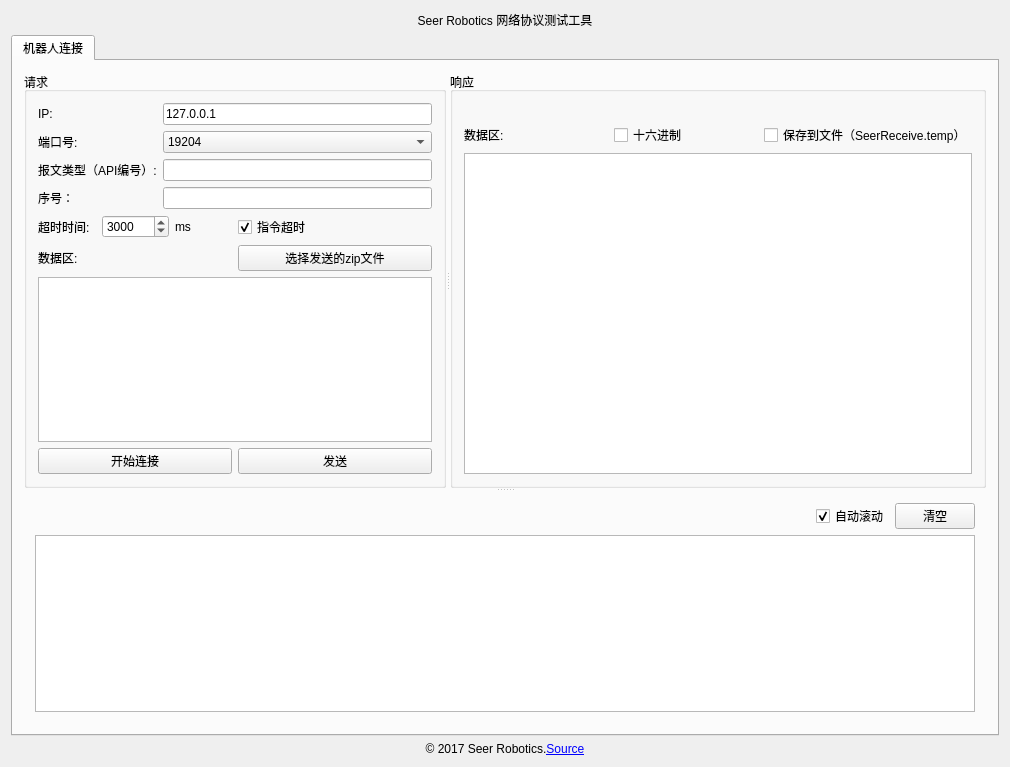
First picture: the form in SCTcpToolWidget.ui, repository seer-robotics/SeerTCPTest, before the edit.
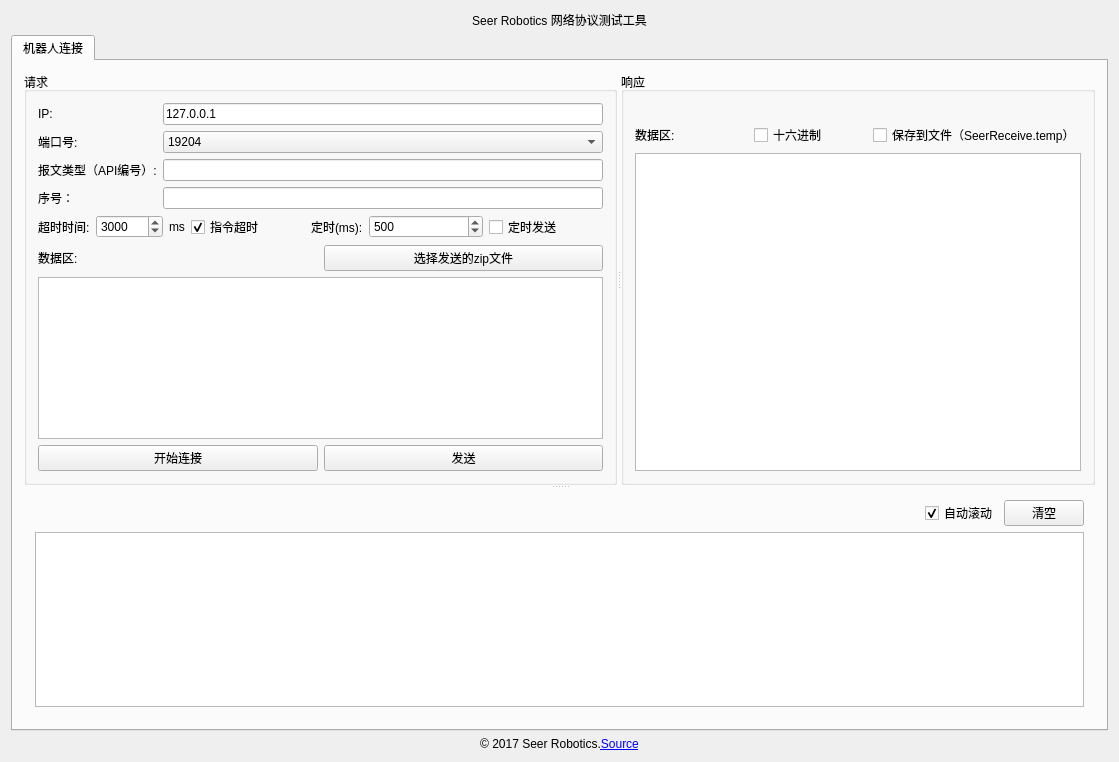
Second picture: the form after the edit.

Commit message: 加入发送定时器

What changed in the file:
```diff
--- a/SCTcpToolWidget.ui
+++ b/SCTcpToolWidget.ui
@@ -6,8 +6,8 @@
    <rect>
     <x>0</x>
     <y>0</y>
-    <width>1010</width>
-    <height>767</height>
+    <width>1119</width>
+    <height>762</height>
    </rect>
   </property>
   <property name="windowTitle">
@@ -204,6 +204,36 @@
                 </property>
                </widget>
               </item>
+              <item>
+               <widget class="QLabel" name="label_10">
+                <property name="sizePolicy">
+                 <sizepolicy hsizetype="Fixed" vsizetype="Preferred">
+                  <horstretch>0</horstretch>
+                  <verstretch>0</verstretch>
+                 </sizepolicy>
+                </property>
+                <property name="text">
+                 <string>定时(ms):</string>
+                </property>
+               </widget>
+              </item>
+              <item>
+               <widget class="QSpinBox" name="spinBox_queryTime">
+                <property name="maximum">
+                 <number>9999</number>
+                </property>
+                <property name="value">
+                 <number>500</number>
+                </property>
+               </widget>
+              </item>
+              <item>
+               <widget class="QCheckBox" name="checkBox_queryTime">
+                <property name="text">
+                 <string>定时发送</string>
+                </property>
+               </widget>
+              </item>
              </layout>
             </item>
             <item>
@@ -316,7 +346,7 @@
            </layout>
           </widget>
          </widget>
-         <widget class="QWidget" name="">
+         <widget class="QWidget" name="layoutWidget">
           <layout class="QVBoxLayout" name="verticalLayout_3">
            <item>
             <layout class="QHBoxLayout" name="horizontalLayout_2">
```
The commit also changes 4 other files.
